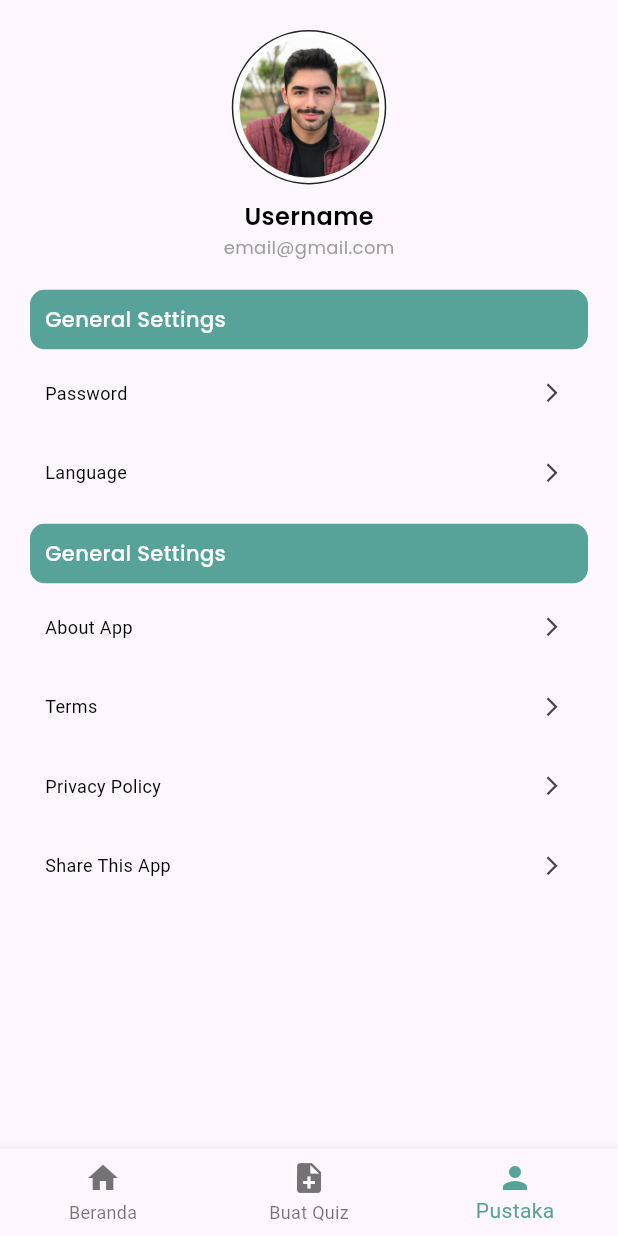
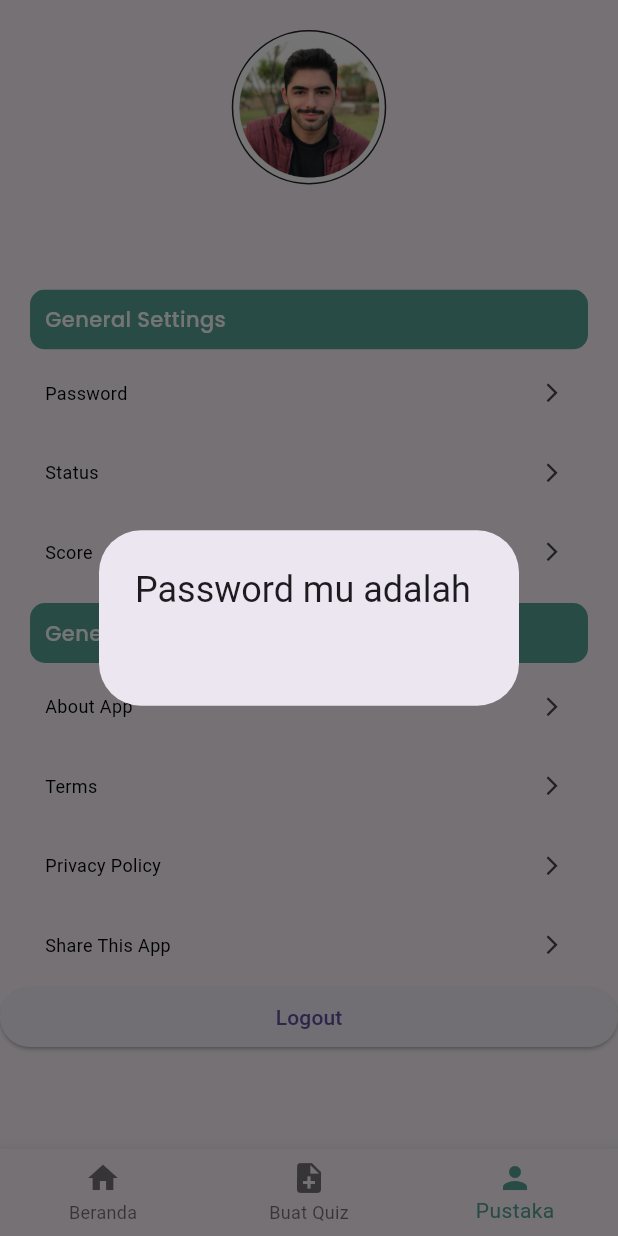
Before and after one commit to BagasA11/HiTech-hmti2024, a Flutter app: the HomePage screen opened directly with empty values, item 3 of the bottom bar chosen, after a tap on the "arrow forward ios" icon, on a phone screen of 412 x 824 dp. Run offline on Flutter 3.47's test engine with Material 3 defaults, Android fonts, the phone set to English and light mode, and no system bars; our stand-ins replace google_fonts; missing offline and left inert: countdown_progress_indicator, flutter_inner_shadow; network calls fail.

Commit message:
progresUserBisaBuatSoal

```diff
--- a/frontend/HealtyQuizz-main/healty_quizz/lib/main.dart
+++ b/frontend/HealtyQuizz-main/healty_quizz/lib/main.dart
@@ -1,4 +1,6 @@
 import 'package:flutter/material.dart';
+import 'package:healty_quizz/presentation/pages/user/create_quiz_admin.dart';
+import 'package:healty_quizz/presentation/pages/user/home_page/create_quiz.dart';
 import 'package:healty_quizz/presentation/pages/user/home_user_page.dart';
 import 'package:healty_quizz/presentation/pages/user/leaderboard_user_page.dart';
 import 'package:healty_quizz/presentation/pages/login_page.dart';
--- a/frontend/HealtyQuizz-main/healty_quizz/lib/presentation/pages/splashscreen_page.dart
+++ b/frontend/HealtyQuizz-main/healty_quizz/lib/presentation/pages/splashscreen_page.dart
@@ -77,7 +77,7 @@ class SplashScreen extends StatelessWidget {
                   onPressed: () {
                     // Navigator.pushReplacementNamed(
                     //     context, RegisterPage.routeName);
-                    Navigator.push(context,
+                    Navigator.pushReplacement(context,
                         MaterialPageRoute(builder: (context) {
                       return LoginPage();
                     }));
--- a/frontend/HealtyQuizz-main/healty_quizz/lib/presentation/pages/user/home_page/profile.dart
+++ b/frontend/HealtyQuizz-main/healty_quizz/lib/presentation/pages/user/home_page/profile.dart
@@ -1,10 +1,29 @@
 import 'package:flutter/material.dart';
 import 'package:google_fonts/google_fonts.dart';
+import 'package:healty_quizz/presentation/pages/login_page.dart';
 import 'package:healty_quizz/themes/theme.dart';
 
-class ProfilePage extends StatelessWidget {
-  const ProfilePage({super.key});
+class ProfilePage extends StatefulWidget {
+  final String id;
+  final String username;
+  final String password;
+  final String email;
+  final String level;
+  final String score;
+  const ProfilePage(
+      {super.key,
+      required this.id,
+      required this.username,
+      required this.password,
+      required this.email,
+      required this.level,
+      required this.score});
 
+  @override
+  State<ProfilePage> createState() => _ProfilePageState();
+}
+
+class _ProfilePageState extends State<ProfilePage> {
   @override
   Widget build(BuildContext context) {
     return Scaffold(
@@ -15,7 +34,7 @@ class ProfilePage extends StatelessWidget {
               height: 20,
             ),
             Padding(
-              padding: const EdgeInsets.symmetric(horizontal: 20),
+              padding: EdgeInsets.symmetric(horizontal: 20),
               child: Column(
                 crossAxisAlignment: CrossAxisAlignment.start,
                 children: [
@@ -27,7 +46,7 @@ class ProfilePage extends StatelessWidget {
                           height: MediaQuery.of(context).size.width * 0.25,
                           decoration: BoxDecoration(
                             shape: BoxShape.circle,
-                            image: const DecorationImage(
+                            image: DecorationImage(
                                 image: AssetImage("assets/guest.png")),
                             border: Border.all(
                               color: Colors.black87, // Warna border
@@ -39,7 +58,7 @@ class ProfilePage extends StatelessWidget {
                           height: 10,
                         ),
                         Text(
-                          "Username",
+                          widget.username,
                           style: GoogleFonts.poppins(
                               fontSize: 16,
                               fontWeight: FontWeight.w600,
@@ -49,7 +68,7 @@ class ProfilePage extends StatelessWidget {
                           height: 0,
                         ),
                         Text(
-                          "email@gmail.com",
+                          widget.email,
                           style: GoogleFonts.poppins(
                               fontSize: 12,
                               fontWeight: FontWeight.w400,
@@ -81,17 +100,52 @@ class ProfilePage extends StatelessWidget {
                     ),
                   ),
                   Padding(
-                    padding: const EdgeInsets.only(left: 10),
+                    padding: EdgeInsets.only(left: 10),
                     child: Column(
                       children: [
-                        const ProfileDetailInfo(
+                        ProfileDetailInfo(
                           cat: 'Password',
                           value: '',
+                          onTap: () {
+                            showDialog(
+                                context: context,
+                                builder: (context) {
+                                  return AlertDialog(
+                                    title: Text("Password mu adalah"),
+                                    content: Text(widget.password),
+                                  );
+                                });
+                          },
                         ),
-                        const ProfileDetailInfo(
-                          cat: 'Language',
+                        ProfileDetailInfo(
+                          cat: 'Status',
                           value: '',
                           noValue: true,
+                          onTap: () {
+                            showDialog(
+                                context: context,
+                                builder: (context) {
+                                  return AlertDialog(
+                                    title: Text("Status mu adalah"),
+                                    content: Text(widget.level),
+                                  );
+                                });
+                          },
+                        ),
+                        ProfileDetailInfo(
+                          cat: 'Score',
+                          value: '',
+                          noValue: true,
+                          onTap: () {
+                            showDialog(
+                                context: context,
+                                builder: (context) {
+                                  return AlertDialog(
+                                    title: Text("Score mu adalah"),
+                                    content: Text(widget.score),
+                                  );
+                                });
+                          },
                         ),
                       ],
                     ),
@@ -118,25 +172,39 @@ class ProfilePage extends StatelessWidget {
                       ),
                     ),
                   ),
-                  const Padding(
+                  Padding(
                     padding: EdgeInsets.only(left: 10),
                     child: Column(
                       children: [
                         ProfileDetailInfo(
                           cat: 'About App',
                           value: '',
+                          onTap: () {
+                            showDialog(
+                                context: context,
+                                builder: (context) {
+                                  return AlertDialog(
+                                    title: Text("Healty Quizz"),
+                                    content:
+                                        Text("adalah sebuah aplikasi quizz"),
+                                  );
+                                });
+                          },
                         ),
                         ProfileDetailInfo(
                           cat: 'Terms',
                           value: '',
+                          onTap: () {},
                         ),
                         ProfileDetailInfo(
                           cat: 'Privacy Policy',
                           value: '',
+                          onTap: () {},
                         ),
                         ProfileDetailInfo(
                           cat: 'Share This App',
                           value: '',
+                          onTap: () {},
                         ),
                       ],
                     ),
@@ -144,6 +212,14 @@ class ProfilePage extends StatelessWidget {
                 ],
               ),
             ),
+            ElevatedButton(
+                onPressed: () {
+                  Navigator.pushReplacement(context,
+                      MaterialPageRoute(builder: (context) {
+                    return LoginPage();
+                  }));
+                },
+                child: Text("Logout"))
           ],
         ),
       ),
@@ -152,11 +228,17 @@ class ProfilePage extends StatelessWidget {
 }
 
 class ProfileDetailInfo extends StatelessWidget {
-  const ProfileDetailInfo(
-      {super.key, required this.cat, required this.value, this.noValue});
   final String cat;
   final String value;
   final bool? noValue;
+  final VoidCallback onTap;
+  ProfileDetailInfo(
+      {super.key,
+      required this.cat,
+      required this.value,
+      this.noValue,
+      required this.onTap});
+
   @override
   Widget build(BuildContext context) {
     return Column(
@@ -182,7 +264,7 @@ class ProfileDetailInfo extends StatelessWidget {
               ),
             ),
             IconButton(
-              onPressed: () {},
+              onPressed: onTap,
               icon: const Icon(
                 Icons.arrow_forward_ios_outlined,
                 size: 15,
--- a/frontend/HealtyQuizz-main/healty_quizz/lib/presentation/pages/user/home_user_page.dart
+++ b/frontend/HealtyQuizz-main/healty_quizz/lib/presentation/pages/user/home_user_page.dart
@@ -3,6 +3,7 @@ import 'package:flutter/material.dart';
 import 'package:google_fonts/google_fonts.dart';
 import 'package:healty_quizz/presentation/pages/profil_page.dart';
 import 'package:healty_quizz/presentation/pages/quizlist_page.dart';
+import 'package:healty_quizz/presentation/pages/user/create_quiz_admin.dart';
 import 'package:healty_quizz/presentation/pages/user/home_page/create_quiz.dart';
 import 'package:healty_quizz/presentation/pages/user/home_page/main.dart';
 import 'package:healty_quizz/presentation/pages/user/home_page/profile.dart';
@@ -36,6 +37,7 @@ class HomePage extends StatefulWidget {
 
 class _HomePageState extends State<HomePage> {
   bool _isvisibleSaldo = false;
+  var halaman;
 
   void togleVisibility() {
     setState(() {
@@ -53,14 +55,31 @@ class _HomePageState extends State<HomePage> {
 
   @override
   Widget build(BuildContext context) {
+    if (widget.level == 'member') {
+      setState(() {
+        halaman = CreateQuiz();
+      });
+    } else {
+      setState(() {
+        halaman = CreateQuizAdmin();
+      });
+    }
+
     List<Widget> _widgetOptions = <Widget>[
       HomeMain(
         id: widget.id,
         username: widget.username,
         score: widget.score,
       ),
-      CreateQuiz(),
-      ProfilePage(),
+      halaman,
+      ProfilePage(
+        id: widget.id,
+        username: widget.username,
+        password: widget.password,
+        email: widget.email,
+        level: widget.level,
+        score: widget.score,
+      ),
     ];
 
     return Scaffold(
```
Also changed, not shown: frontend/HealtyQuizz-main/healty_quizz/lib/presentation/pages/login_page.dart (+6 -3 lines), frontend/HealtyQuizz-main/healty_quizz/lib/presentation/pages/quiz/test_page_quiz_user.dart (added, +22 -0 lines), frontend/HealtyQuizz-main/healty_quizz/lib/presentation/pages/user/create_quiz_admin.dart (added, +161 -0 lines), frontend/HealtyQuizz-main/healty_quizz/lib/presentation/pages/user/home_page/create_quiz.dart (+18 -13 lines), frontend/HealtyQuizz-main/healty_quizz/lib/presentation/pages/user/home_page/main.dart (+44 -6 lines), 2 other files.
